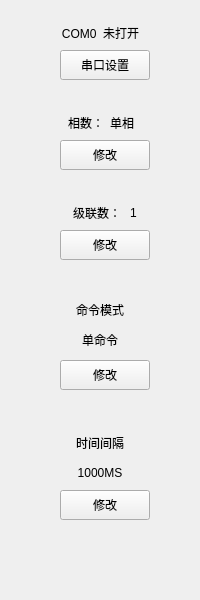
Before: the Qt Designer form IDC_TestSystem/SI-PDU/toolbox/sisettingtoolwid.ui in ChinaClever/IDC_TestSystem, drawn with Qt 5.
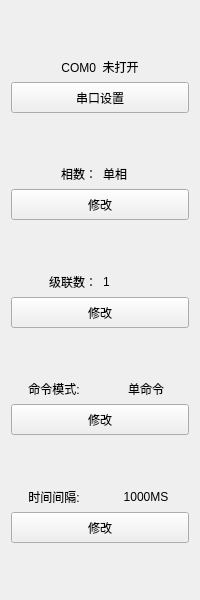
After: the same form once the commit is applied.

Commit message: 界面适应性修改

```diff
--- a/IDC_TestSystem/SI-PDU/toolbox/sisettingtoolwid.ui
+++ b/IDC_TestSystem/SI-PDU/toolbox/sisettingtoolwid.ui
@@ -13,15 +13,22 @@
   <property name="windowTitle">
    <string>Form</string>
   </property>
+  <layout class="QVBoxLayout" name="verticalLayout">
+   <item>
+    <spacer name="verticalSpacer">
+     <property name="orientation">
+      <enum>Qt::Vertical</enum>
+     </property>
+     <property name="sizeHint" stdset="0">
+      <size>
+       <width>20</width>
+       <height>40</height>
+      </size>
+     </property>
+    </spacer>
+   </item>
+   <item>
   <widget class="QLabel" name="serialLab">
-   <property name="geometry">
-    <rect>
-     <x>30</x>
-     <y>20</y>
-     <width>141</width>
-     <height>25</height>
-    </rect>
-   </property>
    <property name="text">
     <string>COM0  未打开</string>
    </property>
@@ -29,41 +36,37 @@
     <set>Qt::AlignCenter</set>
    </property>
   </widget>
+   </item>
+   <item>
   <widget class="QPushButton" name="serialBtn">
-   <property name="geometry">
-    <rect>
-     <x>60</x>
-     <y>50</y>
-     <width>90</width>
-     <height>30</height>
-    </rect>
+     <property name="minimumSize">
+      <size>
+       <width>0</width>
+       <height>31</height>
+      </size>
    </property>
    <property name="text">
     <string>串口设置</string>
    </property>
   </widget>
-  <widget class="QLabel" name="devLineLab">
-   <property name="geometry">
-    <rect>
-     <x>110</x>
-     <y>110</y>
-     <width>54</width>
-     <height>25</height>
-    </rect>
-   </property>
-   <property name="text">
-    <string>单相</string>
-   </property>
-  </widget>
+   </item>
+   <item>
+    <spacer name="verticalSpacer_2">
+     <property name="orientation">
+      <enum>Qt::Vertical</enum>
+     </property>
+     <property name="sizeHint" stdset="0">
+      <size>
+       <width>20</width>
+       <height>40</height>
+      </size>
+     </property>
+    </spacer>
+   </item>
+   <item>
+    <layout class="QHBoxLayout" name="horizontalLayout">
+     <item>
   <widget class="QLabel" name="label">
-   <property name="geometry">
-    <rect>
-     <x>50</x>
-     <y>110</y>
-     <width>54</width>
-     <height>25</height>
-    </rect>
-   </property>
    <property name="text">
     <string>相数：</string>
    </property>
@@ -71,28 +74,46 @@
     <set>Qt::AlignRight|Qt::AlignTrailing|Qt::AlignVCenter</set>
    </property>
   </widget>
+     </item>
+     <item>
+      <widget class="QLabel" name="devLineLab">
+       <property name="text">
+        <string>单相</string>
+       </property>
+      </widget>
+     </item>
+    </layout>
+   </item>
+   <item>
   <widget class="QPushButton" name="lineBtn">
-   <property name="geometry">
-    <rect>
-     <x>60</x>
-     <y>140</y>
-     <width>90</width>
-     <height>30</height>
-    </rect>
+     <property name="minimumSize">
+      <size>
+       <width>0</width>
+       <height>31</height>
+      </size>
    </property>
    <property name="text">
     <string>修改</string>
    </property>
   </widget>
+   </item>
+   <item>
+    <spacer name="verticalSpacer_3">
+     <property name="orientation">
+      <enum>Qt::Vertical</enum>
+     </property>
+     <property name="sizeHint" stdset="0">
+      <size>
+       <width>20</width>
+       <height>40</height>
+      </size>
+     </property>
+    </spacer>
+   </item>
+   <item>
+    <layout class="QHBoxLayout" name="horizontalLayout_2">
+     <item>
   <widget class="QLabel" name="label_4">
-   <property name="geometry">
-    <rect>
-     <x>50</x>
-     <y>200</y>
-     <width>71</width>
-     <height>25</height>
-    </rect>
-   </property>
    <property name="text">
     <string>级联数：</string>
    </property>
@@ -100,70 +121,56 @@
     <set>Qt::AlignRight|Qt::AlignTrailing|Qt::AlignVCenter</set>
    </property>
   </widget>
+     </item>
+     <item>
   <widget class="QLabel" name="devNumLab">
-   <property name="geometry">
-    <rect>
-     <x>130</x>
-     <y>200</y>
-     <width>41</width>
-     <height>25</height>
-    </rect>
-   </property>
    <property name="text">
     <string>1</string>
    </property>
   </widget>
+     </item>
+    </layout>
+   </item>
+   <item>
   <widget class="QPushButton" name="devNumBtn">
-   <property name="geometry">
-    <rect>
-     <x>60</x>
-     <y>230</y>
-     <width>90</width>
-     <height>30</height>
-    </rect>
+     <property name="minimumSize">
+      <size>
+       <width>0</width>
+       <height>31</height>
+      </size>
    </property>
    <property name="text">
     <string>修改</string>
    </property>
   </widget>
-  <widget class="QPushButton" name="cmdBtn">
-   <property name="geometry">
-    <rect>
-     <x>60</x>
-     <y>360</y>
-     <width>90</width>
-     <height>30</height>
-    </rect>
-   </property>
-   <property name="text">
-    <string>修改</string>
-   </property>
-  </widget>
+   </item>
+   <item>
+    <spacer name="verticalSpacer_4">
+     <property name="orientation">
+      <enum>Qt::Vertical</enum>
+     </property>
+     <property name="sizeHint" stdset="0">
+      <size>
+       <width>20</width>
+       <height>40</height>
+      </size>
+     </property>
+    </spacer>
+   </item>
+   <item>
+    <layout class="QHBoxLayout" name="horizontalLayout_3">
+     <item>
   <widget class="QLabel" name="label_5">
-   <property name="geometry">
-    <rect>
-     <x>50</x>
-     <y>300</y>
-     <width>100</width>
-     <height>20</height>
-    </rect>
-   </property>
    <property name="text">
-    <string>命令模式</string>
+        <string>命令模式:</string>
    </property>
    <property name="alignment">
     <set>Qt::AlignCenter</set>
    </property>
   </widget>
+     </item>
+     <item>
   <widget class="QLabel" name="devCmdLab">
-   <property name="geometry">
-    <rect>
-     <x>50</x>
-     <y>330</y>
-     <width>100</width>
-     <height>20</height>
-    </rect>
-   </property>
    <property name="text">
     <string>单命令</string>
    </property>
@@ -171,44 +178,49 @@
     <set>Qt::AlignCenter</set>
    </property>
   </widget>
-  <widget class="QPushButton" name="timeBtn">
-   <property name="geometry">
-    <rect>
-     <x>60</x>
-     <y>490</y>
-     <width>90</width>
-     <height>30</height>
-    </rect>
+     </item>
+    </layout>
+   </item>
+   <item>
+    <widget class="QPushButton" name="cmdBtn">
+     <property name="minimumSize">
+      <size>
+       <width>0</width>
+       <height>31</height>
+      </size>
    </property>
    <property name="text">
     <string>修改</string>
    </property>
   </widget>
+   </item>
+   <item>
+    <spacer name="verticalSpacer_6">
+     <property name="orientation">
+      <enum>Qt::Vertical</enum>
+     </property>
+     <property name="sizeHint" stdset="0">
+      <size>
+       <width>20</width>
+       <height>40</height>
+      </size>
+     </property>
+    </spacer>
+   </item>
+   <item>
+    <layout class="QHBoxLayout" name="horizontalLayout_4">
+     <item>
   <widget class="QLabel" name="label_6">
-   <property name="geometry">
-    <rect>
-     <x>50</x>
-     <y>430</y>
-     <width>100</width>
-     <height>25</height>
-    </rect>
-   </property>
    <property name="text">
-    <string>时间间隔</string>
+        <string>时间间隔:</string>
    </property>
    <property name="alignment">
     <set>Qt::AlignCenter</set>
    </property>
   </widget>
+     </item>
+     <item>
   <widget class="QLabel" name="timeLab">
-   <property name="geometry">
-    <rect>
-     <x>50</x>
-     <y>460</y>
-     <width>100</width>
-     <height>25</height>
-    </rect>
-   </property>
    <property name="text">
     <string>1000MS</string>
    </property>
@@ -216,6 +228,36 @@
     <set>Qt::AlignCenter</set>
    </property>
   </widget>
+     </item>
+    </layout>
+   </item>
+   <item>
+    <widget class="QPushButton" name="timeBtn">
+     <property name="minimumSize">
+      <size>
+       <width>0</width>
+       <height>31</height>
+      </size>
+     </property>
+     <property name="text">
+      <string>修改</string>
+     </property>
+    </widget>
+   </item>
+   <item>
+    <spacer name="verticalSpacer_5">
+     <property name="orientation">
+      <enum>Qt::Vertical</enum>
+     </property>
+     <property name="sizeHint" stdset="0">
+      <size>
+       <width>20</width>
+       <height>40</height>
+      </size>
+     </property>
+    </spacer>
+   </item>
+  </layout>
  </widget>
  <resources/>
  <connections/>
```
Lines whose indentation alone changed are shown as unchanged. The commit also changes 39 other files.
